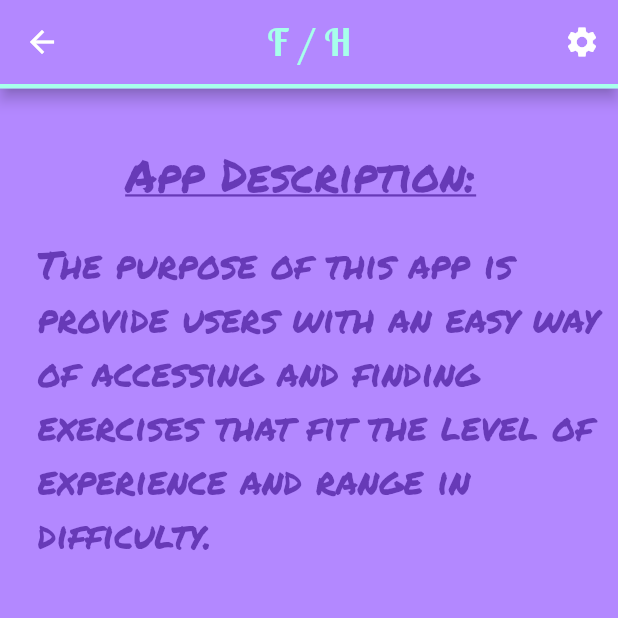
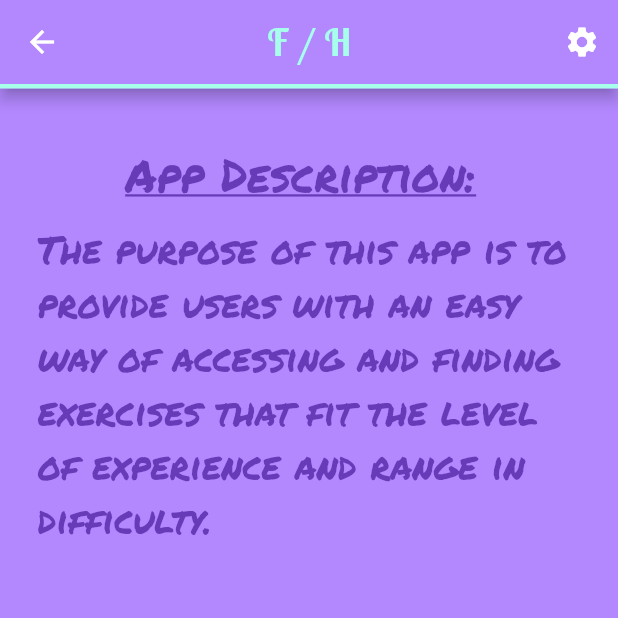
Before and after one commit to mhoac711/cs4750-fitness-helper, a Flutter app: the AboutAppPage screen opened directly, on a phone screen of 412 x 824 dp, the top half of it. Run offline on Flutter 3.47's test engine with Material 2 defaults, Android fonts, the phone set to English and light mode, and no system bars; our stand-ins replace firebase_auth, firebase_database; accounts and stored records are empty.

Commit message:
Adjustment Continuation

```diff
--- a/lib/Login/signup_page.dart
+++ b/lib/Login/signup_page.dart
@@ -1,4 +1,3 @@
-import 'package:cs4750_fitness_helper/Settings/settings_page.dart';
 import 'package:firebase_auth/firebase_auth.dart';
 import 'package:firebase_database/firebase_database.dart';
 import 'package:flutter/material.dart';
--- a/lib/Settings/about_app_page.dart
+++ b/lib/Settings/about_app_page.dart
@@ -48,7 +48,7 @@ class _AboutAppPageState extends State<AboutAppPage> {
           children: [
             Container(
               alignment: Alignment.center,
-              margin: EdgeInsets.only(left: 0, top: 35, bottom: 20),
+              margin: EdgeInsets.only(left: 0, top: 35, bottom: 10),
               child: Text(
                 'App Description: ',
                 style: TextStyle(
@@ -62,9 +62,9 @@ class _AboutAppPageState extends State<AboutAppPage> {
             ),
             Container(
               alignment: Alignment.topLeft,
-              margin: EdgeInsets.only(left: 25, top: 0, bottom: 10),
+              margin: EdgeInsets.only(left: 25, top: 0, bottom: 10, right: 25),
               child: Text(
-                'The purpose of this app is provide users with an easy way of accessing and finding exercises that fit the level of experience and range in difficulty.',
+                'The purpose of this app is to provide users with an easy way of accessing and finding exercises that fit the level of experience and range in difficulty.',
                 style: TextStyle(
                   fontFamily: 'PermanentMarker',
                   fontSize: 25,
--- a/lib/Settings/about_page.dart
+++ b/lib/Settings/about_page.dart
@@ -106,7 +106,7 @@ class _AboutPageState extends State<AboutPage> {
             alignment: Alignment.topLeft,
             margin: EdgeInsets.only(top: 10,left: 25),
             child: Text(
-              'Hobbies: Basketball, running, taking care my dog',
+              'Hobbies: Basketball, running, taking care of my dog',
               style: TextStyle(
                 fontFamily: 'PermanentMarker',
                 fontSize: 20,
```
